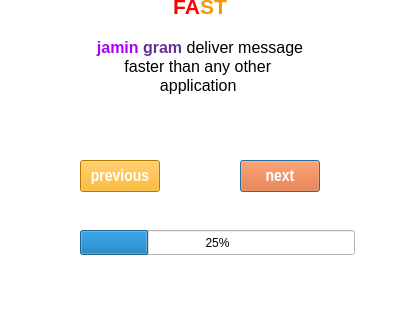
First picture: the form in jamin-gram/signup1.ui, repository raminLgh/jamin-gram, before the edit; both pictures show x 0 to 400 and y 280 to 600 of the 400 by 600 pixel window.
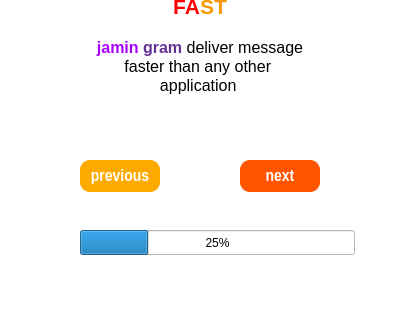
Second picture: the form after the edit. Icons and pictures are not drawn.

```diff
--- a/jamin-gram/signup1.ui
+++ b/jamin-gram/signup1.ui
@@ -46,12 +46,15 @@
      <font>
       <family>Arial Narrow</family>
       <pointsize>13</pointsize>
+      <weight>75</weight>
       <bold>true</bold>
      </font>
     </property>
     <property name="styleSheet">
      <string notr="true">background-color: rgb(255, 170, 0);
-color: rgb(255, 255, 255);</string>
+color: rgb(255, 255, 255);
+border-radius:10px;
+</string>
     </property>
     <property name="text">
      <string>previous</string>
@@ -70,12 +73,14 @@
      <font>
       <family>Arial Narrow</family>
       <pointsize>13</pointsize>
+      <weight>75</weight>
       <bold>true</bold>
      </font>
     </property>
     <property name="styleSheet">
      <string notr="true">background-color: rgb(255, 85, 0);
-color: rgb(255, 255, 255);</string>
+color: rgb(255, 255, 255);
+border-radius:10px;</string>
     </property>
     <property name="text">
      <string>next</string>
```
Left out of the diff: 8 changed lines with no effect on the pictures.
